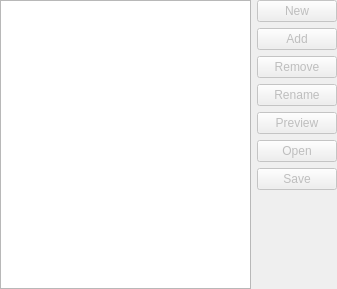
First picture: the form in src/gui/entry/EntryAttachmentsWidget.ui, repository w15eacre/keepassxc, before the edit.
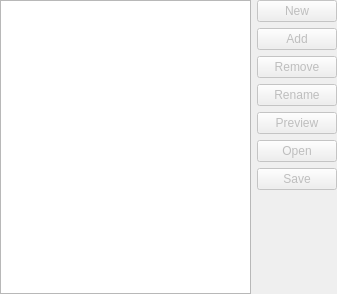
Second picture: the form after the edit.

Commit message:
Fix read-only preview
Refactor EntryAttachmentsWidget and PreviewEntryAttachmentsDialog to remove unnecessary parent references

Fixes #11506

```diff
--- a/src/gui/entry/EntryAttachmentsWidget.ui
+++ b/src/gui/entry/EntryAttachmentsWidget.ui
@@ -7,7 +7,7 @@
     <x>0</x>
     <y>0</y>
     <width>337</width>
-    <height>289</height>
+    <height>294</height>
    </rect>
   </property>
   <property name="windowTitle">
```
Left out of the diff: 2 changed lines with no effect on the pictures. The commit also changes 2 other files.
